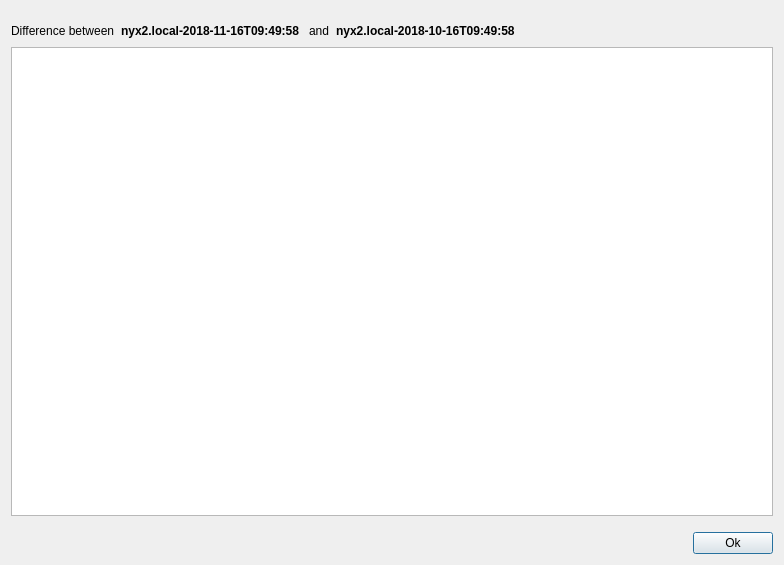
Qt form src/vorta/assets/UI/diffresult.ui (borgbase/vorta) before a commit.
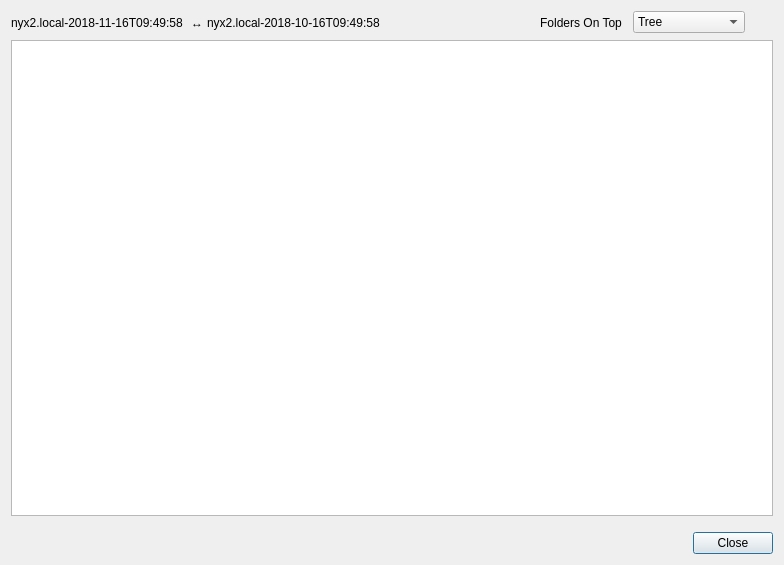
The same form after that commit.

Commit message: Update `diffresult.ui` with new features and prettyfy it.

Diff of the .ui file:
```diff
--- a/src/vorta/assets/UI/diffresult.ui
+++ b/src/vorta/assets/UI/diffresult.ui
@@ -16,24 +16,14 @@
   <layout class="QVBoxLayout" name="verticalLayout">
    <item>
     <layout class="QHBoxLayout" name="horizontalLayout_2">
+     <property name="spacing">
+      <number>4</number>
+     </property>
      <property name="topMargin">
-      <number>10</number>
+      <number>0</number>
      </property>
-     <item>
-      <widget class="QLabel" name="label_2">
-       <property name="text">
-        <string>Difference between</string>
-       </property>
-      </widget>
-     </item>
      <item>
       <widget class="QLabel" name="archiveNameLabel_1">
-       <property name="font">
-        <font>
-         <weight>75</weight>
-         <bold>true</bold>
-        </font>
-       </property>
        <property name="text">
         <string>nyx2.local-2018-11-16T09:49:58 </string>
        </property>
@@ -42,18 +32,12 @@
      <item>
       <widget class="QLabel" name="label_3">
        <property name="text">
-        <string>and</string>
+        <string>↔</string>
        </property>
       </widget>
      </item>
      <item>
       <widget class="QLabel" name="archiveNameLabel_2">
-       <property name="font">
-        <font>
-         <weight>75</weight>
-         <bold>true</bold>
-        </font>
-       </property>
        <property name="text">
         <string>nyx2.local-2018-10-16T09:49:58 </string>
        </property>
@@ -72,6 +56,63 @@
        </property>
       </spacer>
      </item>
+     <item>
+      <widget class="QToolButton" name="bFoldersOnTop">
+       <property name="focusPolicy">
+        <enum>Qt::NoFocus</enum>
+       </property>
+       <property name="toolTip">
+        <string>Keep folders on top when sorting</string>
+       </property>
+       <property name="text">
+        <string>Folders On Top</string>
+       </property>
+       <property name="checkable">
+        <bool>true</bool>
+       </property>
+       <property name="autoRaise">
+        <bool>true</bool>
+       </property>
+      </widget>
+     </item>
+     <item>
+      <widget class="QComboBox" name="comboBoxDisplayMode">
+       <property name="toolTip">
+        <string>Set display mode of diff view</string>
+       </property>
+       <property name="sizeAdjustPolicy">
+        <enum>QComboBox::AdjustToContents</enum>
+       </property>
+       <item>
+        <property name="text">
+         <string>Tree</string>
+        </property>
+       </item>
+       <item>
+        <property name="text">
+         <string>Tree, simplified</string>
+        </property>
+       </item>
+       <item>
+        <property name="text">
+         <string>Flat</string>
+        </property>
+       </item>
+      </widget>
+     </item>
+     <item>
+      <widget class="QToolButton" name="bCollapseAll">
+       <property name="focusPolicy">
+        <enum>Qt::NoFocus</enum>
+       </property>
+       <property name="toolTip">
+        <string>Collapse All</string>
+       </property>
+       <property name="autoRaise">
+        <bool>true</bool>
+       </property>
+      </widget>
+     </item>
     </layout>
    </item>
    <item>
@@ -83,22 +124,9 @@
       <number>10</number>
      </property>
      <item>
-      <spacer name="horizontalSpacer">
-       <property name="orientation">
-        <enum>Qt::Horizontal</enum>
-       </property>
-       <property name="sizeHint" stdset="0">
-        <size>
-         <width>40</width>
-         <height>20</height>
-        </size>
-       </property>
-      </spacer>
-     </item>
-     <item>
-      <widget class="QPushButton" name="okButton">
-       <property name="text">
-        <string>Ok</string>
+      <widget class="QDialogButtonBox" name="buttonBox">
+       <property name="standardButtons">
+        <set>QDialogButtonBox::Close</set>
        </property>
       </widget>
      </item>
```
Left out of the diff: 4 changed lines with no effect on the pictures. The commit also changes 10 other files.
